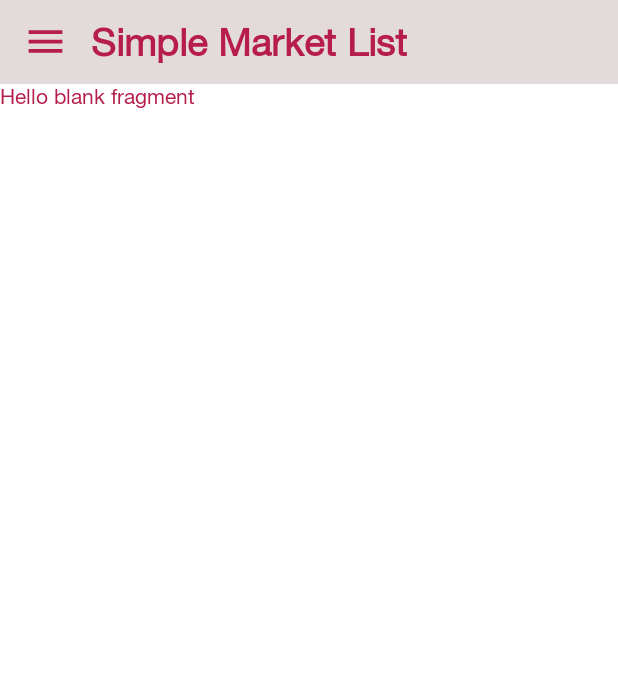
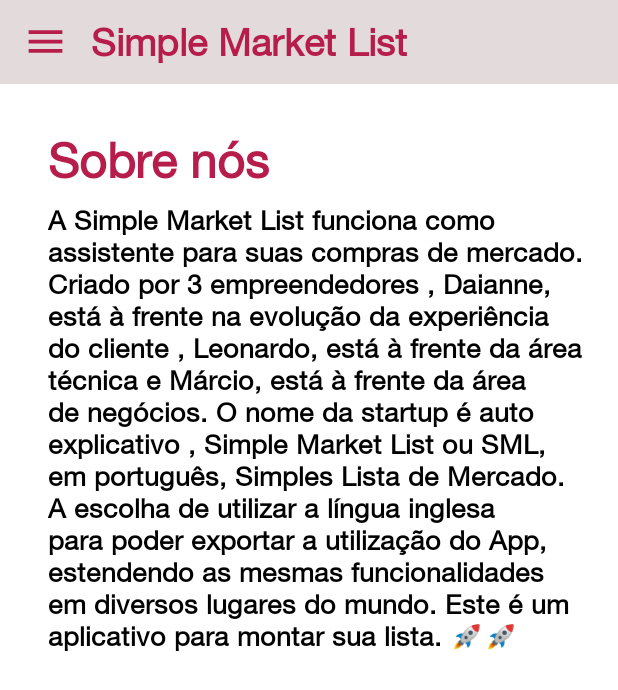
Before and after one commit to dgaguiar/fiap-android-24mob, an Android app: the AboutFragment screen opened through its navigation route, on a phone screen of 412 x 824 dp. Shown: the top 690 px of the screen. Run offline under Robolectric (Android 15) with nearby library versions, the light colour scheme and no system bars; our stand-ins replace Firebase (no records; nobody signed in at launch, a user with empty details on screens opened directly), navigation-ui.

Commit message:
About Us Screen (#3)
* include screen about us

* reference fragment

```diff
--- a/SimpleMarketList/app/src/main/res/layout/fragment_about.xml
+++ b/SimpleMarketList/app/src/main/res/layout/fragment_about.xml
@@ -1,14 +1,35 @@
 <?xml version="1.0" encoding="utf-8"?>
 <FrameLayout xmlns:android="http://schemas.android.com/apk/res/android"
     xmlns:tools="http://schemas.android.com/tools"
+    xmlns:app="http://schemas.android.com/apk/res-auto"
     android:layout_width="match_parent"
     android:layout_height="match_parent"
     tools:context=".ui.about.AboutFragment">
 
-    <!-- TODO: Update blank fragment layout -->
     <TextView
-        android:layout_width="match_parent"
-        android:layout_height="match_parent"
-        android:text="@string/hello_blank_fragment" />
+        android:layout_width="wrap_content"
+        android:layout_height="wrap_content"
+        android:id="@+id/tvAppName"
+        android:layout_marginStart="32dp"
+        android:layout_marginTop="32dp"
+        android:fontFamily="@font/helvetica_neue"
+        android:text="Sobre nós"
+        android:textColor="@color/primaryTextColor"
+        android:textSize="32sp"
+        android:textStyle="bold"/>
+
+    <TextView
+        android:layout_width="wrap_content"
+        android:layout_height="wrap_content"
+        android:id="@+id/tvAppNameText"
+        android:layout_marginStart="32dp"
+        android:layout_marginTop="80dp"
+        android:layout_marginEnd="16dp"
+        android:fontFamily="@font/helvetica_neue"
+        android:text="@string/aboutUs_descrption"
+        android:textColor="@color/colorPrimaryDark"
+        android:textSize="18sp"
+        android:textAlignment="inherit"
+        android:textStyle="bold"/>
 
 </FrameLayout>
--- a/SimpleMarketList/app/src/main/res/values/strings.xml
+++ b/SimpleMarketList/app/src/main/res/values/strings.xml
@@ -3,6 +3,8 @@
 
     <string name="menu_home_home">Home</string>
     <string name="menu_home_profile">Perfil</string>
+
+    <string name="aboutUs_descrption">A Simple Market List funciona como assistente para suas compras de mercado.  Criado por 3 empreendedores , Daianne, está à frente na evolução da experiência do cliente , Leonardo, está à frente da área técnica e Márcio, está à frente da área de negócios. O nome da startup é auto explicativo , Simple Market List ou SML, em português, Simples Lista de Mercado. A escolha de utilizar a língua inglesa para poder exportar a utilização do App, estendendo as mesmas funcionalidades em diversos lugares do mundo. Este é um aplicativo para montar sua lista. 🚀🚀</string>
 
     <string name="label_username">SEU NOME</string>
     <string name="label_phone">TELEFONE</string>
```
Also changed, not shown: 1 other file.
